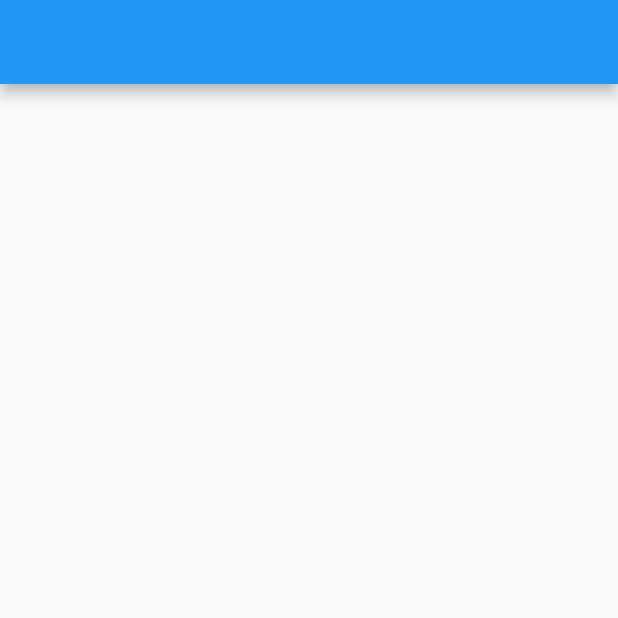
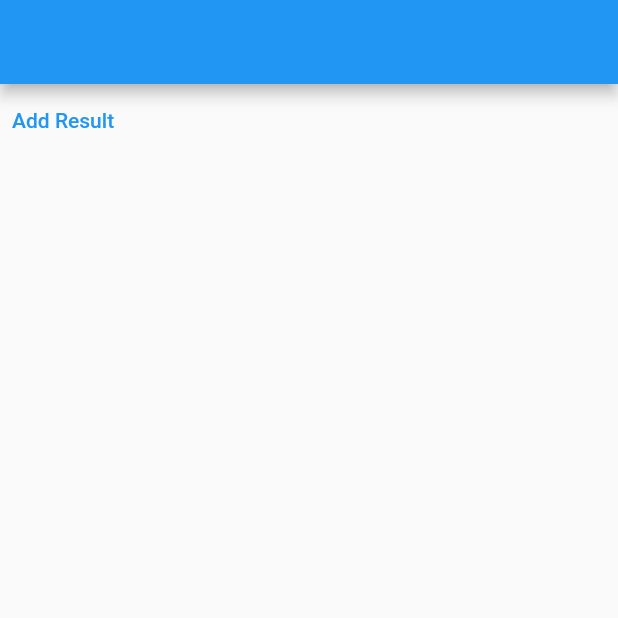
Before and after one commit to swciitg/gc_scoreboard, a Flutter app: the screen it shows after launch, on a phone screen of 412 x 824 dp, the top half of it. Run offline on Flutter 3.47's test engine with Material 2 defaults, Android fonts, the phone set to English and light mode, and no system bars; our stand-ins replace flutter_mobx, flutter_svg, google_fonts, mobx; generated files the repository leaves out were written again.

```diff
--- a/packages/scoreboard/lib/main.dart
+++ /dev/null
@@ -1,17 +0,0 @@
-import 'package:flutter/material.dart';
-import './src/screens/add_results_screen.dart';
-
-void main() {
-  runApp(const MyApp());
-}
-
-class MyApp extends StatelessWidget {
-  const MyApp({super.key});
-
-  @override
-  Widget build(BuildContext context) {
-    return  MaterialApp(
-      home: AddResult(),
-    );
-  }
-}
--- a/packages/scoreboard/lib/src/screens/add_results_screen.dart
+++ b/packages/scoreboard/lib/src/screens/add_results_screen.dart
@@ -126,7 +126,7 @@ class AddResult extends StatelessWidget {
                 Stack(
                   alignment: const Alignment(0, 0.5),
                   children: [
-                    SvgPicture.asset('assets/date.svg'),
+                    SvgPicture.asset('packages/scoreboard/assets/date.svg'),
                     Text(
                       '18 Feb',
                       style: Themes.theme.textTheme.headline1,
--- a/packages/scoreboard/lib/src/screens/home.dart
+++ b/packages/scoreboard/lib/src/screens/home.dart
@@ -1,4 +1,5 @@
 import 'package:flutter/material.dart';
+import 'package:scoreboard/src/screens/add_results_screen.dart';
 
 class ScoreBoardHome extends StatefulWidget {
   const ScoreBoardHome({Key? key}) : super(key: key);
@@ -12,6 +13,16 @@ class _ScoreBoardHomeState extends State<ScoreBoardHome> {
   Widget build(BuildContext context) {
     return Scaffold(
       appBar: AppBar(),
+      body: Column(
+        children: [
+          TextButton(
+              onPressed: () {
+                Navigator.push(context,
+                    MaterialPageRoute(builder: (context) => AddResult()));
+              },
+              child: Text("Add Result"))
+        ],
+      ),
     );
   }
 }
--- a/packages/scoreboard/pubspec.yaml
+++ b/packages/scoreboard/pubspec.yaml
@@ -34,13 +34,9 @@ dev_dependencies:
 # For information on the generic Dart part of this file, see the
 # following page: https://dart.dev/tools/pub/pubspec
 
-# The following section is specific to Flutter packages.
 flutter:
-
-  # To add assets to your package, add an assets section, like this:
   assets:
-    - assets/
-  #   - images/a_dot_ham.jpeg
+    - assets/date.svg
   #
   # For details regarding assets in packages, see
   # https://flutter.dev/assets-and-images/#from-packages
```
Also changed, not shown: pubspec.lock.
